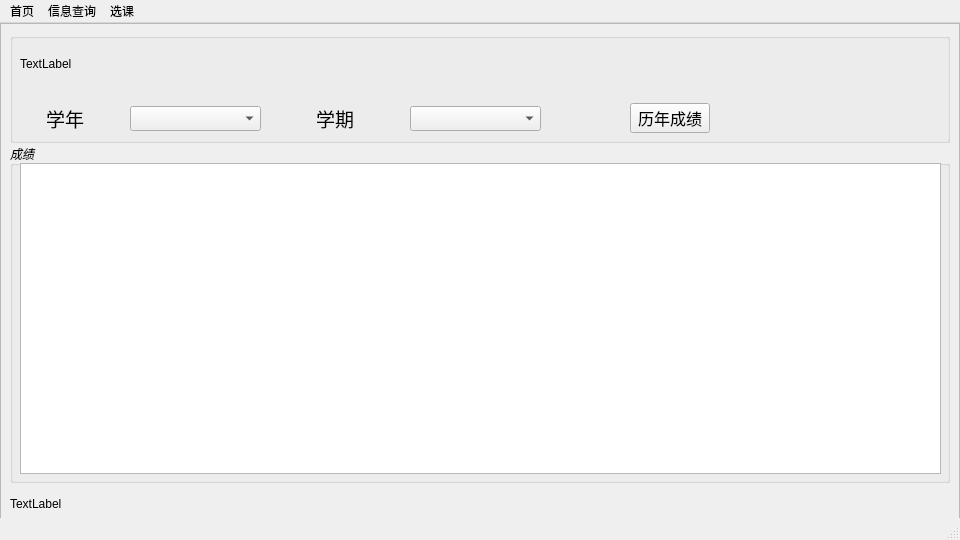
chenzhutian/myClientPyQt, file BrowerserWidgetQtCjPage.ui: the form before one commit.
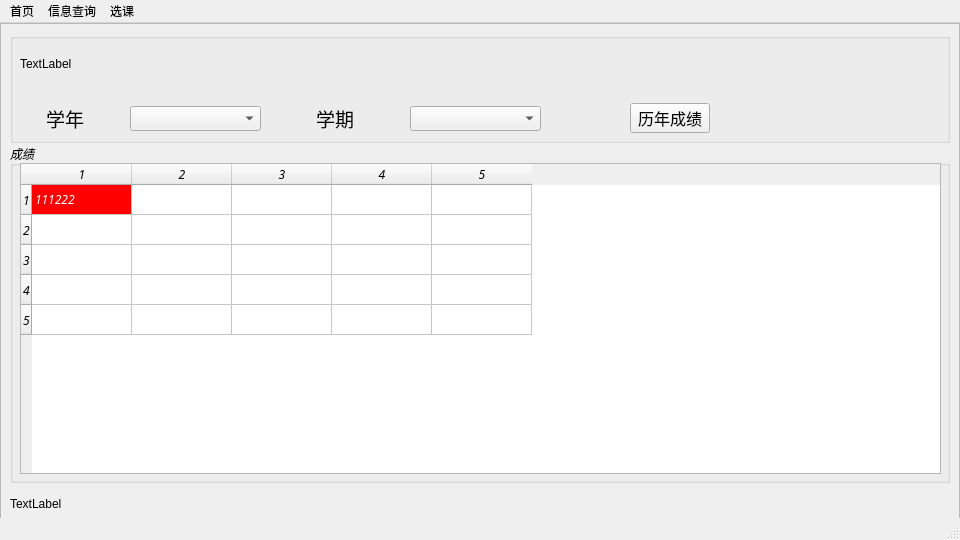
The form after the commit. Icons and pictures are not drawn.

```diff
--- a/BrowerserWidgetQtCjPage.ui
+++ b/BrowerserWidgetQtCjPage.ui
@@ -243,7 +243,7 @@
      <property name="alignment">
       <set>Qt::AlignLeading|Qt::AlignLeft|Qt::AlignVCenter</set>
      </property>
-     <widget class="QColumnView" name="cjColumnView">
+     <widget class="QTableWidget" name="cjTableWidget">
       <property name="geometry">
        <rect>
         <x>10</x>
@@ -255,6 +255,45 @@
       <property name="frameShadow">
        <enum>QFrame::Sunken</enum>
       </property>
+      <property name="rowCount">
+       <number>5</number>
+      </property>
+      <property name="columnCount">
+       <number>5</number>
+      </property>
+      <row/>
+      <row/>
+      <row/>
+      <row/>
+      <row/>
+      <column/>
+      <column/>
+      <column/>
+      <column/>
+      <column/>
+      <item row="0" column="0">
+       <property name="text">
+        <string>111222</string>
+       </property>
+       <property name="background">
+        <brush brushstyle="SolidPattern">
+         <color alpha="255">
+          <red>255</red>
+          <green>0</green>
+          <blue>0</blue>
+         </color>
+        </brush>
+       </property>
+       <property name="foreground">
+        <brush brushstyle="SolidPattern">
+         <color alpha="255">
+          <red>255</red>
+          <green>255</green>
+          <blue>255</blue>
+         </color>
+        </brush>
+       </property>
+      </item>
      </widget>
     </widget>
     <widget class="QLabel" name="userGPALabel">
```
Left out of the diff: 5 changed lines with no effect on the pictures.
